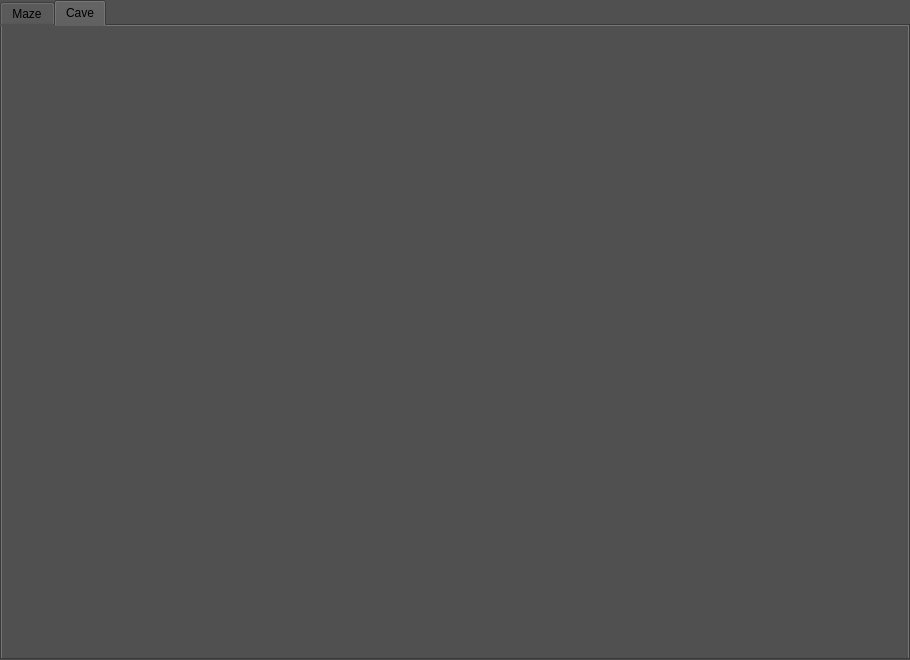
Before: the Qt Designer form src/view/view.ui in burshlatt/CPP_Qt_MazeAndCave, drawn with Qt 5.
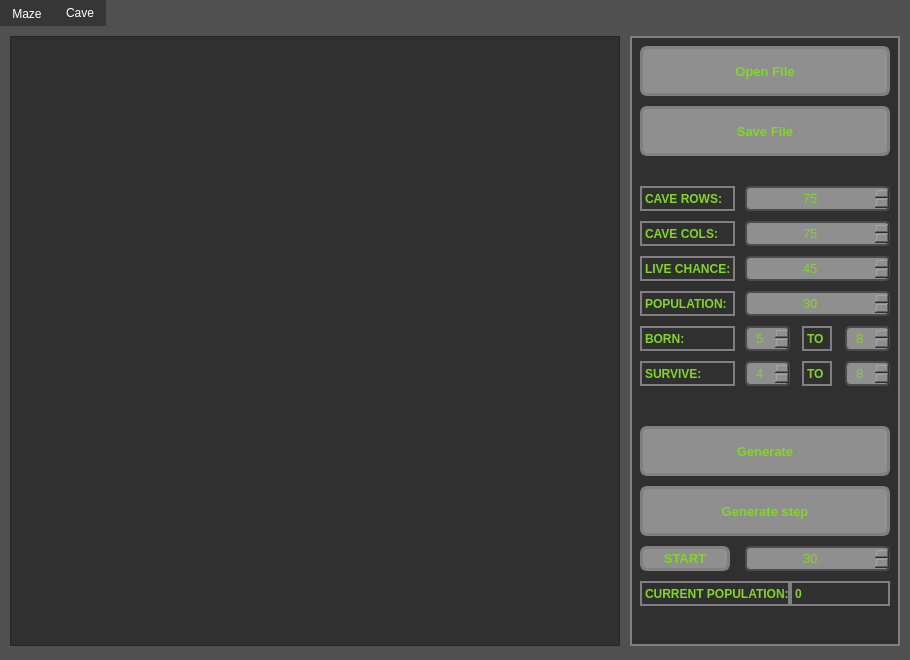
After: the same form once the commit is applied. The open tabs and pages were chosen to show the change. Icons and pictures are not drawn.

The edit to the form file:
```diff
--- a/src/view/view.ui
+++ b/src/view/view.ui
@@ -32,9 +32,18 @@
      </rect>
     </property>
     <property name="styleSheet">
-     <string notr="true">QWidget {
-	background-color: #505050;
-}</string>
+     <string notr="true">QTabWidget {
+	color: white;
+	background-color:  #303030;
+	border: 0px;
+}
+
+QTabBar::tab {
+	color: white;
+	background-color: #363636;
+}
+
+QTabWidget::pane { border: 0; }</string>
     </property>
     <property name="currentIndex">
      <number>0</number>
@@ -425,6 +434,1034 @@
      <attribute name="title">
       <string>Cave</string>
      </attribute>
+     <widget class="QFrame" name="frame_5">
+      <property name="geometry">
+       <rect>
+        <x>630</x>
+        <y>10</y>
+        <width>270</width>
+        <height>610</height>
+       </rect>
+      </property>
+      <property name="styleSheet">
+       <string notr="true">QWidget {
+	border: 2px solid gray;
+	background-color: #303030;
+}</string>
+      </property>
+      <property name="frameShape">
+       <enum>QFrame::StyledPanel</enum>
+      </property>
+      <property name="frameShadow">
+       <enum>QFrame::Raised</enum>
+      </property>
+      <widget class="QPushButton" name="btnOpenFileCave">
+       <property name="geometry">
+        <rect>
+         <x>10</x>
+         <y>10</y>
+         <width>250</width>
+         <height>50</height>
+        </rect>
+       </property>
+       <property name="font">
+        <font>
+         <pointsize>10</pointsize>
+         <bold>true</bold>
+        </font>
+       </property>
+       <property name="styleSheet">
+        <string notr="true">QPushButton {
+	background-color: #8F8F8F;
+	border-radius: 7px;
+	border: 3px solid gray;
+	color: #82D625;
+}
+
+QPushButton:hover {
+    border: 3px solid #82D625;
+}
+
+QPushButton:pressed {
+  background-color: white;
+}</string>
+       </property>
+       <property name="text">
+        <string>Open File</string>
+       </property>
+      </widget>
+      <widget class="QPushButton" name="btnSaveFileCave">
+       <property name="geometry">
+        <rect>
+         <x>10</x>
+         <y>70</y>
+         <width>250</width>
+         <height>50</height>
+        </rect>
+       </property>
+       <property name="font">
+        <font>
+         <pointsize>10</pointsize>
+         <bold>true</bold>
+        </font>
+       </property>
+       <property name="styleSheet">
+        <string notr="true">QPushButton {
+	background-color: #8F8F8F;
+	border-radius: 7px;
+	border: 3px solid gray;
+	color: #82D625;
+}
+
+QPushButton:hover {
+    border: 3px solid #82D625;
+}
+
+QPushButton:pressed {
+  background-color: white;
+}</string>
+       </property>
+       <property name="text">
+        <string>Save File</string>
+       </property>
+      </widget>
+      <widget class="QSpinBox" name="sbCaveRows">
+       <property name="enabled">
+        <bool>true</bool>
+       </property>
+       <property name="geometry">
+        <rect>
+         <x>115</x>
+         <y>150</y>
+         <width>145</width>
+         <height>25</height>
+        </rect>
+       </property>
+       <property name="sizePolicy">
+        <sizepolicy hsizetype="Preferred" vsizetype="Preferred">
+         <horstretch>0</horstretch>
+         <verstretch>0</verstretch>
+        </sizepolicy>
+       </property>
+       <property name="font">
+        <font>
+         <pointsize>10</pointsize>
+        </font>
+       </property>
+       <property name="styleSheet">
+        <string notr="true">QSpinBox {
+  border: 2px solid rgb(76,76,76);
+  border-radius: 5px;
+  background-color: #8F8F8F;
+  color: #82D625;
+}
+
+QSpinBox::down-button  {
+  subcontrol-origin: margin;
+  subcontrol-position: center left;
+  image: url(:/images/left_arrow.png);
+  background-color: rgb(76,76,76);
+  left: 2px;
+  height: 22px;
+  width: 12px;
+}
+
+QSpinBox::up-button  {
+  subcontrol-origin: margin;
+  subcontrol-position: center right;
+  image: url(:/images/right_arrow.png);
+  background-color: rgb(76,76,76);
+  right: 2px;
+  height: 22px;
+  width:12px;
+}</string>
+       </property>
+       <property name="alignment">
+        <set>Qt::AlignCenter</set>
+       </property>
+       <property name="minimum">
+        <number>1</number>
+       </property>
+       <property name="maximum">
+        <number>150</number>
+       </property>
+       <property name="value">
+        <number>75</number>
+       </property>
+      </widget>
+      <widget class="QSpinBox" name="sbCaveCols">
+       <property name="enabled">
+        <bool>true</bool>
+       </property>
+       <property name="geometry">
+        <rect>
+         <x>115</x>
+         <y>185</y>
+         <width>145</width>
+         <height>25</height>
+        </rect>
+       </property>
+       <property name="sizePolicy">
+        <sizepolicy hsizetype="Preferred" vsizetype="Preferred">
+         <horstretch>0</horstretch>
+         <verstretch>0</verstretch>
+        </sizepolicy>
+       </property>
+       <property name="font">
+        <font>
+         <pointsize>10</pointsize>
+        </font>
+       </property>
+       <property name="styleSheet">
+        <string notr="true">QSpinBox {
+  border: 2px solid rgb(76,76,76);
+  border-radius: 5px;
+  background-color: #8F8F8F;
+  color: #82D625;
+}
+
+QSpinBox::down-button  {
+  subcontrol-origin: margin;
+  subcontrol-position: center left;
+  image: url(:/images/left_arrow.png);
+  background-color: rgb(76,76,76);
+  left: 2px;
+  height: 22px;
+  width: 12px;
+}
+
+QSpinBox::up-button  {
+  subcontrol-origin: margin;
+  subcontrol-position: center right;
+  image: url(:/images/right_arrow.png);
+  background-color: rgb(76,76,76);
+  right: 2px;
+  height: 22px;
+  width:12px;
+}</string>
+       </property>
+       <property name="alignment">
+        <set>Qt::AlignCenter</set>
+       </property>
+       <property name="minimum">
+        <number>1</number>
+       </property>
+       <property name="maximum">
+        <number>150</number>
+       </property>
+       <property name="value">
+        <number>75</number>
+       </property>
+      </widget>
+      <widget class="QPushButton" name="btnGenerateCave">
+       <property name="geometry">
+        <rect>
+         <x>10</x>
+         <y>390</y>
+         <width>250</width>
+         <height>50</height>
+        </rect>
+       </property>
+       <property name="font">
+        <font>
+         <pointsize>10</pointsize>
+         <bold>true</bold>
+        </font>
+       </property>
+       <property name="styleSheet">
+        <string notr="true">QPushButton {
+	background-color: #8F8F8F;
+	border-radius: 7px;
+	border: 3px solid gray;
+	color: #82D625;
+}
+
+QPushButton:hover {
+    border: 3px solid #82D625;
+}
+
+QPushButton:pressed {
+  background-color: white;
+}</string>
+       </property>
+       <property name="text">
+        <string>Generate</string>
+       </property>
+      </widget>
+      <widget class="QLabel" name="label_10">
+       <property name="geometry">
+        <rect>
+         <x>10</x>
+         <y>150</y>
+         <width>95</width>
+         <height>25</height>
+        </rect>
+       </property>
+       <property name="font">
+        <font>
+         <pointsize>9</pointsize>
+         <bold>true</bold>
+        </font>
+       </property>
+       <property name="styleSheet">
+        <string notr="true">QLabel {
+	color: #82D625;
+}</string>
+       </property>
+       <property name="text">
+        <string>CAVE ROWS:</string>
+       </property>
+      </widget>
+      <widget class="QLabel" name="label_11">
+       <property name="geometry">
+        <rect>
+         <x>10</x>
+         <y>185</y>
+         <width>95</width>
+         <height>25</height>
+        </rect>
+       </property>
+       <property name="font">
+        <font>
+         <pointsize>9</pointsize>
+         <bold>true</bold>
+        </font>
+       </property>
+       <property name="styleSheet">
+        <string notr="true">QLabel {
+	color: #82D625;
+}</string>
+       </property>
+       <property name="text">
+        <string>CAVE COLS:</string>
+       </property>
+      </widget>
+      <widget class="QLabel" name="label_13">
+       <property name="geometry">
+        <rect>
+         <x>10</x>
+         <y>255</y>
+         <width>95</width>
+         <height>25</height>
+        </rect>
+       </property>
+       <property name="font">
+        <font>
+         <pointsize>9</pointsize>
+         <bold>true</bold>
+        </font>
+       </property>
+       <property name="styleSheet">
+        <string notr="true">QLabel {
+	color: #82D625;
+}</string>
+       </property>
+       <property name="text">
+        <string>POPULATION:</string>
+       </property>
+      </widget>
+      <widget class="QSpinBox" name="sbLiveChance">
+       <property name="enabled">
+        <bool>true</bool>
+       </property>
+       <property name="geometry">
+        <rect>
+         <x>115</x>
+         <y>220</y>
+         <width>145</width>
+         <height>25</height>
+        </rect>
+       </property>
+       <property name="sizePolicy">
+        <sizepolicy hsizetype="Preferred" vsizetype="Preferred">
+         <horstretch>0</horstretch>
+         <verstretch>0</verstretch>
+        </sizepolicy>
+       </property>
+       <property name="font">
+        <font>
+         <pointsize>10</pointsize>
+        </font>
+       </property>
+       <property name="styleSheet">
+        <string notr="true">QSpinBox {
+  border: 2px solid rgb(76,76,76);
+  border-radius: 5px;
+  background-color: #8F8F8F;
+  color: #82D625;
+}
+
+QSpinBox::down-button  {
+  subcontrol-origin: margin;
+  subcontrol-position: center left;
+  image: url(:/images/left_arrow.png);
+  background-color: rgb(76,76,76);
+  left: 2px;
+  height: 22px;
+  width: 12px;
+}
+
+QSpinBox::up-button  {
+  subcontrol-origin: margin;
+  subcontrol-position: center right;
+  image: url(:/images/right_arrow.png);
+  background-color: rgb(76,76,76);
+  right: 2px;
+  height: 22px;
+  width:12px;
+}</string>
+       </property>
+       <property name="alignment">
+        <set>Qt::AlignCenter</set>
+       </property>
+       <property name="minimum">
+        <number>1</number>
+       </property>
+       <property name="maximum">
+        <number>100</number>
+       </property>
+       <property name="value">
+        <number>45</number>
+       </property>
+      </widget>
+      <widget class="QSpinBox" name="sbPopulation">
+       <property name="enabled">
+        <bool>true</bool>
+       </property>
+       <property name="geometry">
+        <rect>
+         <x>115</x>
+         <y>255</y>
+         <width>145</width>
+         <height>25</height>
+        </rect>
+       </property>
+       <property name="sizePolicy">
+        <sizepolicy hsizetype="Preferred" vsizetype="Preferred">
+         <horstretch>0</horstretch>
+         <verstretch>0</verstretch>
+        </sizepolicy>
+       </property>
+       <property name="font">
+        <font>
+         <pointsize>10</pointsize>
+        </font>
+       </property>
+       <property name="styleSheet">
+        <string notr="true">QSpinBox {
+  border: 2px solid rgb(76,76,76);
+  border-radius: 5px;
+  background-color: #8F8F8F;
+  color: #82D625;
+}
+
+QSpinBox::down-button  {
+  subcontrol-origin: margin;
+  subcontrol-position: center left;
+  image: url(:/images/left_arrow.png);
+  background-color: rgb(76,76,76);
+  left: 2px;
+  height: 22px;
+  width: 12px;
+}
+
+QSpinBox::up-button  {
+  subcontrol-origin: margin;
+  subcontrol-position: center right;
+  image: url(:/images/right_arrow.png);
+  background-color: rgb(76,76,76);
+  right: 2px;
+  height: 22px;
+  width:12px;
+}</string>
+       </property>
+       <property name="alignment">
+        <set>Qt::AlignCenter</set>
+       </property>
+       <property name="minimum">
+        <number>1</number>
+       </property>
+       <property name="maximum">
+        <number>100</number>
+       </property>
+       <property name="value">
+        <number>30</number>
+       </property>
+      </widget>
+      <widget class="QLabel" name="label_14">
+       <property name="geometry">
+        <rect>
+         <x>10</x>
+         <y>220</y>
+         <width>95</width>
+         <height>25</height>
+        </rect>
+       </property>
+       <property name="font">
+        <font>
+         <pointsize>9</pointsize>
+         <bold>true</bold>
+        </font>
+       </property>
+       <property name="styleSheet">
+        <string notr="true">QLabel {
+	color: #82D625;
+}</string>
+       </property>
+       <property name="text">
+        <string>LIVE CHANCE:</string>
+       </property>
+      </widget>
+      <widget class="QSpinBox" name="sbBornFrom">
+       <property name="enabled">
+        <bool>true</bool>
+       </property>
+       <property name="geometry">
+        <rect>
+         <x>115</x>
+         <y>290</y>
+         <width>45</width>
+         <height>25</height>
+        </rect>
+       </property>
+       <property name="sizePolicy">
+        <sizepolicy hsizetype="Preferred" vsizetype="Preferred">
+         <horstretch>0</horstretch>
+         <verstretch>0</verstretch>
+        </sizepolicy>
+       </property>
+       <property name="font">
+        <font>
+         <pointsize>10</pointsize>
+        </font>
+       </property>
+       <property name="styleSheet">
+        <string notr="true">QSpinBox {
+  border: 2px solid rgb(76,76,76);
+  border-radius: 5px;
+  background-color: #8F8F8F;
+  color: #82D625;
+}
+
+QSpinBox::down-button  {
+  subcontrol-origin: margin;
+  subcontrol-position: center left;
+  image: url(:/images/left_arrow.png);
+  background-color: rgb(76,76,76);
+  left: 2px;
+  height: 22px;
+  width: 12px;
+}
+
+QSpinBox::up-button  {
+  subcontrol-origin: margin;
+  subcontrol-position: center right;
+  image: url(:/images/right_arrow.png);
+  background-color: rgb(76,76,76);
+  right: 2px;
+  height: 22px;
+  width:12px;
+}</string>
+       </property>
+       <property name="alignment">
+        <set>Qt::AlignCenter</set>
+       </property>
+       <property name="minimum">
+        <number>1</number>
+       </property>
+       <property name="maximum">
+        <number>8</number>
+       </property>
+       <property name="value">
+        <number>5</number>
+       </property>
+      </widget>
+      <widget class="QLabel" name="label_15">
+       <property name="geometry">
+        <rect>
+         <x>10</x>
+         <y>290</y>
+         <width>95</width>
+         <height>25</height>
+        </rect>
+       </property>
+       <property name="font">
+        <font>
+         <pointsize>9</pointsize>
+         <bold>true</bold>
+        </font>
+       </property>
+       <property name="styleSheet">
+        <string notr="true">QLabel {
+	color: #82D625;
+}</string>
+       </property>
+       <property name="text">
+        <string>BORN:</string>
+       </property>
+      </widget>
+      <widget class="QLabel" name="label_17">
+       <property name="geometry">
+        <rect>
+         <x>172</x>
+         <y>290</y>
+         <width>30</width>
+         <height>25</height>
+        </rect>
+       </property>
+       <property name="font">
+        <font>
+         <pointsize>9</pointsize>
+         <bold>true</bold>
+        </font>
+       </property>
+       <property name="styleSheet">
+        <string notr="true">QLabel {
+	color: #82D625;
+}</string>
+       </property>
+       <property name="text">
+        <string>TO</string>
+       </property>
+      </widget>
+      <widget class="QSpinBox" name="sbBornTo">
+       <property name="enabled">
+        <bool>true</bool>
+       </property>
+       <property name="geometry">
+        <rect>
+         <x>215</x>
+         <y>290</y>
+         <width>45</width>
+         <height>25</height>
+        </rect>
+       </property>
+       <property name="sizePolicy">
+        <sizepolicy hsizetype="Preferred" vsizetype="Preferred">
+         <horstretch>0</horstretch>
+         <verstretch>0</verstretch>
+        </sizepolicy>
+       </property>
+       <property name="font">
+        <font>
+         <pointsize>10</pointsize>
+        </font>
+       </property>
+       <property name="styleSheet">
+        <string notr="true">QSpinBox {
+  border: 2px solid rgb(76,76,76);
+  border-radius: 5px;
+  background-color: #8F8F8F;
+  color: #82D625;
+}
+
+QSpinBox::down-button  {
+  subcontrol-origin: margin;
+  subcontrol-position: center left;
+  image: url(:/images/left_arrow.png);
+  background-color: rgb(76,76,76);
+  left: 2px;
+  height: 22px;
+  width: 12px;
+}
+
+QSpinBox::up-button  {
+  subcontrol-origin: margin;
+  subcontrol-position: center right;
+  image: url(:/images/right_arrow.png);
+  background-color: rgb(76,76,76);
+  right: 2px;
+  height: 22px;
+  width:12px;
+}</string>
+       </property>
+       <property name="alignment">
+        <set>Qt::AlignCenter</set>
+       </property>
+       <property name="minimum">
+        <number>1</number>
+       </property>
+       <property name="maximum">
+        <number>8</number>
+       </property>
+       <property name="value">
+        <number>8</number>
+       </property>
+      </widget>
+      <widget class="QSpinBox" name="sbSurviveTo">
+       <property name="enabled">
+        <bool>true</bool>
+       </property>
+       <property name="geometry">
+        <rect>
+         <x>215</x>
+         <y>325</y>
+         <width>45</width>
+         <height>25</height>
+        </rect>
+       </property>
+       <property name="sizePolicy">
+        <sizepolicy hsizetype="Preferred" vsizetype="Preferred">
+         <horstretch>0</horstretch>
+         <verstretch>0</verstretch>
+        </sizepolicy>
+       </property>
+       <property name="font">
+        <font>
+         <pointsize>10</pointsize>
+        </font>
+       </property>
+       <property name="styleSheet">
+        <string notr="true">QSpinBox {
+  border: 2px solid rgb(76,76,76);
+  border-radius: 5px;
+  background-color: #8F8F8F;
+  color: #82D625;
+}
+
+QSpinBox::down-button  {
+  subcontrol-origin: margin;
+  subcontrol-position: center left;
+  image: url(:/images/left_arrow.png);
+  background-color: rgb(76,76,76);
+  left: 2px;
+  height: 22px;
+  width: 12px;
+}
+
+QSpinBox::up-button  {
+  subcontrol-origin: margin;
+  subcontrol-position: center right;
+  image: url(:/images/right_arrow.png);
+  background-color: rgb(76,76,76);
+  right: 2px;
+  height: 22px;
+  width:12px;
+}</string>
+       </property>
+       <property name="alignment">
+        <set>Qt::AlignCenter</set>
+       </property>
+       <property name="minimum">
+        <number>1</number>
+       </property>
+       <property name="maximum">
+        <number>8</number>
+       </property>
+       <property name="value">
+        <number>8</number>
+       </property>
+      </widget>
+      <widget class="QLabel" name="label_18">
+       <property name="geometry">
+        <rect>
+         <x>172</x>
+         <y>325</y>
+         <width>30</width>
+         <height>25</height>
+        </rect>
+       </property>
+       <property name="font">
+        <font>
+         <pointsize>9</pointsize>
+         <bold>true</bold>
+        </font>
+       </property>
+       <property name="styleSheet">
+        <string notr="true">QLabel {
+	color: #82D625;
+}</string>
+       </property>
+       <property name="text">
+        <string>TO</string>
+       </property>
+      </widget>
+      <widget class="QLabel" name="label_19">
+       <property name="geometry">
+        <rect>
+         <x>10</x>
+         <y>325</y>
+         <width>95</width>
+         <height>25</height>
+        </rect>
+       </property>
+       <property name="font">
+        <font>
+         <pointsize>9</pointsize>
+         <bold>true</bold>
+        </font>
+       </property>
+       <property name="styleSheet">
+        <string notr="true">QLabel {
+	color: #82D625;
+}</string>
+       </property>
+       <property name="text">
+        <string>SURVIVE:</string>
+       </property>
+      </widget>
+      <widget class="QSpinBox" name="sbSurviveFrom">
+       <property name="enabled">
+        <bool>true</bool>
+       </property>
+       <property name="geometry">
+        <rect>
+         <x>115</x>
+         <y>325</y>
+         <width>45</width>
+         <height>25</height>
+        </rect>
+       </property>
+       <property name="sizePolicy">
+        <sizepolicy hsizetype="Preferred" vsizetype="Preferred">
+         <horstretch>0</horstretch>
+         <verstretch>0</verstretch>
+        </sizepolicy>
+       </property>
+       <property name="font">
+        <font>
+         <pointsize>10</pointsize>
+        </font>
+       </property>
+       <property name="styleSheet">
+        <string notr="true">QSpinBox {
+  border: 2px solid rgb(76,76,76);
+  border-radius: 5px;
+  background-color: #8F8F8F;
+  color: #82D625;
+}
+
+QSpinBox::down-button  {
+  subcontrol-origin: margin;
+  subcontrol-position: center left;
+  image: url(:/images/left_arrow.png);
+  background-color: rgb(76,76,76);
+  left: 2px;
+  height: 22px;
+  width: 12px;
+}
+
+QSpinBox::up-button  {
+  subcontrol-origin: margin;
+  subcontrol-position: center right;
+  image: url(:/images/right_arrow.png);
+  background-color: rgb(76,76,76);
+  right: 2px;
+  height: 22px;
+  width:12px;
+}</string>
+       </property>
+       <property name="alignment">
+        <set>Qt::AlignCenter</set>
+       </property>
+       <property name="minimum">
+        <number>1</number>
+       </property>
+       <property name="maximum">
+        <number>8</number>
+       </property>
+       <property name="value">
+        <number>4</number>
+       </property>
+      </widget>
+      <widget class="QPushButton" name="btnGenerateStep">
+       <property name="geometry">
+        <rect>
+         <x>10</x>
+         <y>450</y>
+         <width>250</width>
+         <height>50</height>
+        </rect>
+       </property>
+       <property name="font">
+        <font>
+         <pointsize>10</pointsize>
+         <bold>true</bold>
+        </font>
+       </property>
+       <property name="styleSheet">
+        <string notr="true">QPushButton {
+	background-color: #8F8F8F;
+	border-radius: 7px;
+	border: 3px solid gray;
+	color: #82D625;
+}
+
+QPushButton:hover {
+    border: 3px solid #82D625;
+}
+
+QPushButton:pressed {
+  background-color: white;
+}</string>
+       </property>
+       <property name="text">
+        <string>Generate step</string>
+       </property>
+      </widget>
+      <widget class="QPushButton" name="btnStartGenerate">
+       <property name="geometry">
+        <rect>
+         <x>10</x>
+         <y>510</y>
+         <width>90</width>
+         <height>25</height>
+        </rect>
+       </property>
+       <property name="font">
+        <font>
+         <pointsize>10</pointsize>
+         <bold>true</bold>
+        </font>
+       </property>
+       <property name="styleSheet">
+        <string notr="true">QPushButton {
+	background-color: #8F8F8F;
+	border-radius: 7px;
+	border: 3px solid gray;
+	color: #82D625;
+}
+
+QPushButton:hover {
+    border: 3px solid #82D625;
+}
+
+QPushButton:pressed {
+  background-color: white;
+}</string>
+       </property>
+       <property name="text">
+        <string>START</string>
+       </property>
+      </widget>
+      <widget class="QSpinBox" name="sbMs">
+       <property name="enabled">
+        <bool>true</bool>
+       </property>
+       <property name="geometry">
+        <rect>
+         <x>115</x>
+         <y>510</y>
+         <width>145</width>
+         <height>25</height>
+        </rect>
+       </property>
+       <property name="sizePolicy">
+        <sizepolicy hsizetype="Preferred" vsizetype="Preferred">
+         <horstretch>0</horstretch>
+         <verstretch>0</verstretch>
+        </sizepolicy>
+       </property>
+       <property name="font">
+        <font>
+         <pointsize>10</pointsize>
+        </font>
+       </property>
+       <property name="styleSheet">
+        <string notr="true">QSpinBox {
+  border: 2px solid rgb(76,76,76);
+  border-radius: 5px;
+  background-color: #8F8F8F;
+  color: #82D625;
+}
+
+QSpinBox::down-button  {
+  subcontrol-origin: margin;
+  subcontrol-position: center left;
+  image: url(:/images/left_arrow.png);
+  background-color: rgb(76,76,76);
+  left: 2px;
+  height: 22px;
+  width: 12px;
+}
+
+QSpinBox::up-button  {
+  subcontrol-origin: margin;
+  subcontrol-position: center right;
+  image: url(:/images/right_arrow.png);
+  background-color: rgb(76,76,76);
+  right: 2px;
+  height: 22px;
+  width:12px;
+}</string>
+       </property>
+       <property name="alignment">
+        <set>Qt::AlignCenter</set>
+       </property>
+       <property name="minimum">
+        <number>1</number>
+       </property>
+       <property name="maximum">
+        <number>100</number>
+       </property>
+       <property name="value">
+        <number>30</number>
+       </property>
+      </widget>
+      <widget class="QLabel" name="label_20">
+       <property name="geometry">
+        <rect>
+         <x>10</x>
+         <y>545</y>
+         <width>150</width>
+         <height>25</height>
+        </rect>
+       </property>
+       <property name="font">
+        <font>
+         <pointsize>9</pointsize>
+         <bold>true</bold>
+        </font>
+       </property>
+       <property name="styleSheet">
+        <string notr="true">QLabel {
+	color: #82D625;
+}</string>
+       </property>
+       <property name="text">
+        <string>CURRENT POPULATION:</string>
+       </property>
+      </widget>
+      <widget class="QLabel" name="lbPopulation">
+       <property name="geometry">
+        <rect>
+         <x>160</x>
+         <y>545</y>
+         <width>100</width>
+         <height>25</height>
+        </rect>
+       </property>
+       <property name="font">
+        <font>
+         <pointsize>9</pointsize>
+         <bold>true</bold>
+        </font>
+       </property>
+       <property name="styleSheet">
+        <string notr="true">QLabel {
+	color: #82D625;
+}</string>
+       </property>
+       <property name="text">
+        <string>0</string>
+       </property>
+      </widget>
+     </widget>
+     <widget class="QGraphicsView" name="gvCave">
+      <property name="geometry">
+       <rect>
+        <x>10</x>
+        <y>10</y>
+        <width>610</width>
+        <height>610</height>
+       </rect>
+      </property>
+      <property name="styleSheet">
+       <string notr="true">QGraphicsView {
+	background-color: #303030;
+}</string>
+      </property>
+     </widget>
     </widget>
    </widget>
   </widget>
```
Left out of the diff: 4 changed lines with no effect on the pictures.
